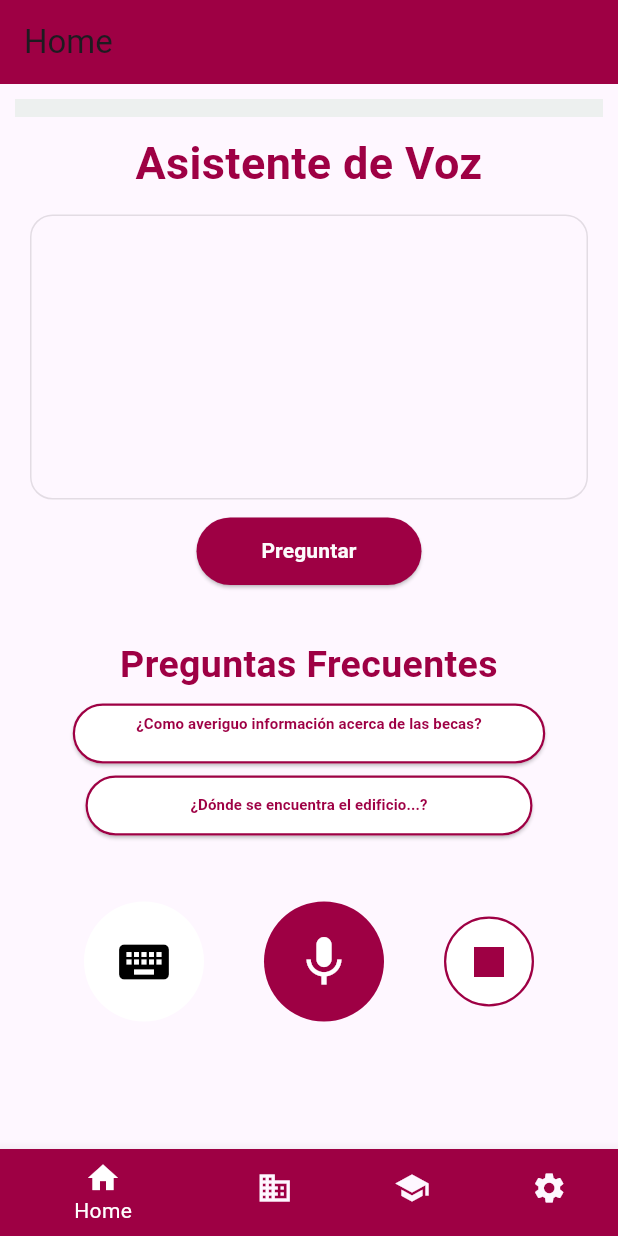
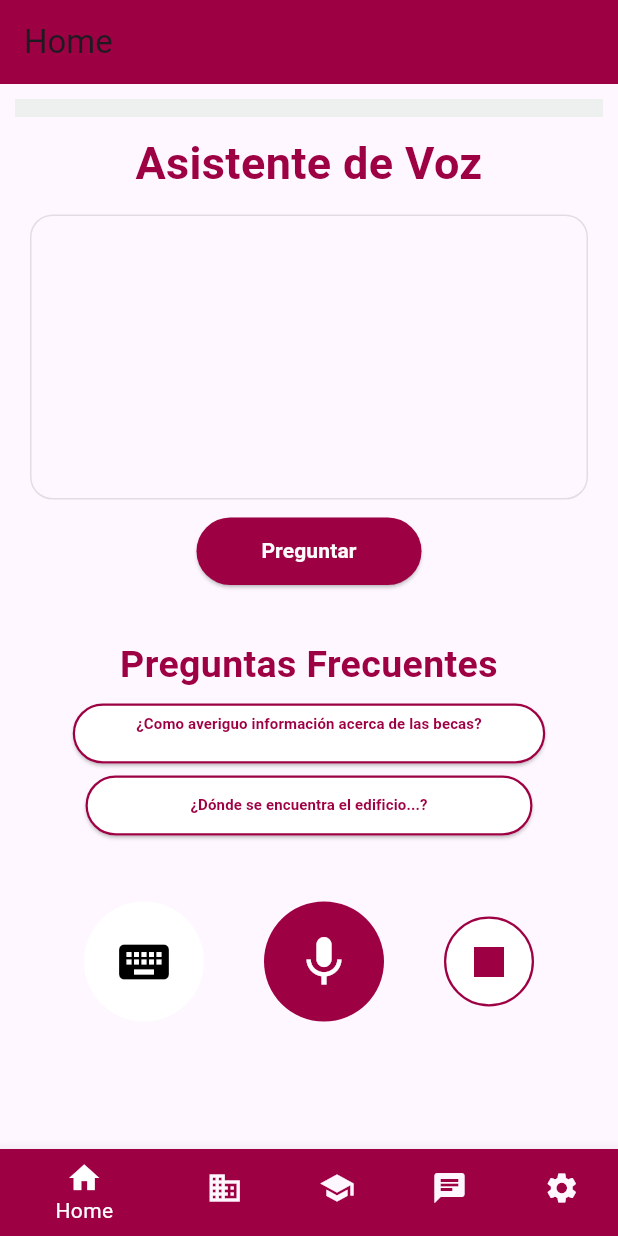
Before and after one commit to Kendal696/A.V-U-V2, a Flutter app: the BottomVisitanteScreen screen opened directly, on a phone screen of 412 x 824 dp. Run offline on Flutter 3.47's test engine with Material 3 defaults, Android fonts, the light colour scheme and no system bars; our stand-ins replace camera, cloud_firestore, firebase_auth, firebase_core, firebase_storage, image_picker and 3 more; missing offline and left inert: flutter_animated_icons, voice_to_text; accounts and stored records are empty; Roboto replaces fonts that are missing (Poppins).

Commit message:
Chat API

```diff
--- a/lib/adminScreens/eventManagement.dart
+++ b/lib/adminScreens/eventManagement.dart
@@ -1,4 +1,4 @@
-// ignore_for_file: file_names, use_build_context_synchronously, unnecessary_null_comparison
+// ignore_for_file: file_names, use_build_context_synchronously, unnecessary_null_comparison, use_rethrow_when_possible, deprecated_member_use
 
 import 'dart:io';
 import 'package:flutter/material.dart';
--- a/lib/screens/bottom.dart
+++ b/lib/screens/bottom.dart
@@ -81,6 +81,7 @@ class _BottomUserScreenState
          Events(),
           // FAQS
           FAQ(),
+
           // Pantalla de configuracion
           Settings(),
         ],
--- a/lib/screens/bottomVisitante.dart
+++ b/lib/screens/bottomVisitante.dart
@@ -1,5 +1,8 @@
 // ignore_for_file: file_names
 
+import 'package:avu/home/home.dart';
+// ignore: unused_import
+import 'package:avu/models/user.dart';
 import 'package:avu/screens/faq.dart';
 import 'package:avu/screens/events.dart';
 
@@ -21,12 +24,17 @@ class BottomVisitante extends StatelessWidget {
 class BottomVisitanteScreen extends StatefulWidget {
   const BottomVisitanteScreen({super.key});
 
+
   @override
   State<BottomVisitanteScreen> createState() => _BottomUserScreenState();
 }
 
 class _BottomUserScreenState extends State<BottomVisitanteScreen> {
   int _selectedIndex = 0;
+
+  get user => null;
+
+
 
   void _onItemTapped(int index) {
     setState(() {
@@ -53,7 +61,12 @@ class _BottomUserScreenState extends State<BottomVisitanteScreen> {
         );
       case 3:
         return AppBar(
-          title: const Text('Settings'),
+          title: const Text('Chat'),
+          backgroundColor: const Color(0xFF9E0044),
+        );
+         case 4:
+        return AppBar(
+          title: const Text('Configuración'),
           backgroundColor: const Color(0xFF9E0044),
         );
       default:
@@ -77,8 +90,11 @@ class _BottomUserScreenState extends State<BottomVisitanteScreen> {
           Events(),
           // FAQS
           FAQ(),
+          //cHAT
+          Homee(),
           // Pantalla de configuracion
-          SettingsVisitante(),
+          SettingsVisitante()
+
         ],
       ),
       bottomNavigationBar: BottomNavigationBar(
@@ -99,6 +115,11 @@ class _BottomUserScreenState extends State<BottomVisitanteScreen> {
             backgroundColor: Color(0xFF9E0044),
           ),
           BottomNavigationBarItem(
+            icon: Icon(Icons.chat),
+            label: 'Chat',
+            backgroundColor: Color(0xFF9E0044),
+          ),
+            BottomNavigationBarItem(
             icon: Icon(Icons.settings),
             label: 'Settings',
             backgroundColor: Color(0xFF9E0044),
--- a/lib/screens/cuenta.dart
+++ b/lib/screens/cuenta.dart
@@ -77,7 +77,7 @@ class _ProfileScreenState extends State<ProfileScreen> {
                     ),
                   ),
                 ),
-                SizedBox(
+                const SizedBox(
                     height: 10), // Agrega otro espacio vertical de 20 puntos
                 SizedBox(
                   width: screenWidth * 0.7,
--- a/lib/screens/home.dart
+++ b/lib/screens/home.dart
@@ -4,6 +4,7 @@ import 'package:flutter/material.dart';
 import 'package:speech_to_text/speech_recognition_result.dart';
 import 'package:speech_to_text/speech_to_text.dart';
 import 'package:flutter_animated_icons/icons8.dart';
+// ignore: depend_on_referenced_packages
 import 'package:lottie/lottie.dart';
 
 class Home extends StatefulWidget {
@@ -14,7 +15,7 @@ class Home extends StatefulWidget {
 }
 
 class _HomeState extends State<Home> with TickerProviderStateMixin {
-  SpeechToText _speechToText = SpeechToText();
+  final SpeechToText _speechToText = SpeechToText();
   late AnimationController _favoriteController;
   bool _speechEnabled = false;
   String _lastWords = '';
@@ -80,7 +81,7 @@ class _HomeState extends State<Home> with TickerProviderStateMixin {
               height: 12,
               color: const Color(0xFFEDF0EF),
             ),
-            SizedBox(
+            const SizedBox(
               height: 20,
             ),
             const SizedBox(
@@ -105,21 +106,21 @@ class _HomeState extends State<Home> with TickerProviderStateMixin {
                 minLines: 5,
                 maxLines: 7,
                 enabled: _canType,
-                style: TextStyle(
+                style: const TextStyle(
                   fontSize: 20,
                 ),
                 decoration: InputDecoration(
-                  contentPadding: EdgeInsets.all(20.0),
+                  contentPadding: const EdgeInsets.all(20.0),
                   border: OutlineInputBorder(
                     borderRadius: BorderRadius.circular(15.0),
-                    borderSide: BorderSide(
+                    borderSide: const BorderSide(
                       color: Colors.black, // Color del borde
                       width: 2.0, // Grosor del borde
                     ),
                   ),
                   focusedBorder: OutlineInputBorder(
                     borderRadius: BorderRadius.circular(15.0),
-                    borderSide: BorderSide(
+                    borderSide: const BorderSide(
                       color: Colors.black87,
                       width: 2.0,
                     ),
@@ -176,14 +177,13 @@ class _HomeState extends State<Home> with TickerProviderStateMixin {
             ElevatedButton(
               onPressed: () {},
               style: ElevatedButton.styleFrom(
-                primary: Colors.white,
-                onPrimary: Color(0xFF9E0044),
-                side: BorderSide(width: 1.50, color: Color(0xFF9E0044)),
+                foregroundColor: const Color(0xFF9E0044), backgroundColor: Colors.white,
+                side: const BorderSide(width: 1.50, color: Color(0xFF9E0044)),
                 shape: RoundedRectangleBorder(
                   borderRadius: BorderRadius.circular(100),
                 ),
               ),
-              child: SizedBox(
+              child: const SizedBox(
                 width: 267,
                 height: 32,
                 child: Text(
@@ -202,14 +202,13 @@ class _HomeState extends State<Home> with TickerProviderStateMixin {
             ElevatedButton(
               onPressed: () {},
               style: ElevatedButton.styleFrom(
-                primary: Colors.white,
-                onPrimary: Color(0xFF9E0044),
-                side: BorderSide(width: 1.50, color: Color(0xFF9E0044)),
+                foregroundColor: const Color(0xFF9E0044), backgroundColor: Colors.white,
+                side: const BorderSide(width: 1.50, color: Color(0xFF9E0044)),
                 shape: RoundedRectangleBorder(
                   borderRadius: BorderRadius.circular(100),
                 ),
               ),
-              child: SizedBox(
+              child: const SizedBox(
                 width: 250,
                 child: Text(
                   '¿Dónde se encuentra el edificio...?',
@@ -224,7 +223,7 @@ class _HomeState extends State<Home> with TickerProviderStateMixin {
                 ),
               ),
             ),
-            SizedBox(
+            const SizedBox(
               height: 20,
             ),
             Row(
@@ -234,12 +233,12 @@ class _HomeState extends State<Home> with TickerProviderStateMixin {
                   margin: const EdgeInsets.all(20.0),
                   width: 80,
                   height: 80,
-                  decoration: BoxDecoration(
+                  decoration: const BoxDecoration(
                     color: Colors.white,
                     shape: BoxShape.circle,
                   ),
                   child: IconButton(
-                    icon: Icon(
+                    icon: const Icon(
                       Icons.keyboard,
                       color: Colors.black,
                       size: 40,
@@ -256,7 +255,7 @@ class _HomeState extends State<Home> with TickerProviderStateMixin {
                   margin: const EdgeInsets.all(20.0),
                   width: 80,
                   height: 80,
-                  decoration: BoxDecoration(
+                  decoration: const BoxDecoration(
                     color: Color(0xFF9E0044),
                     shape: BoxShape.circle,
                   ),
@@ -268,7 +267,7 @@ class _HomeState extends State<Home> with TickerProviderStateMixin {
                             ? Lottie.asset(
                                 Icons8.circles_menu_1_material_filled,
                                 controller: _favoriteController)
-                            : Icon(
+                            : const Icon(
                                 Icons.mic,
                                 color: Colors.white,
                                 size: 40,
@@ -292,11 +291,11 @@ class _HomeState extends State<Home> with TickerProviderStateMixin {
                     shape: BoxShape.circle,
                     border: Border.all(
                       width: 1.50,
-                      color: Color(0xFF9E0044),
+                      color: const Color(0xFF9E0044),
                     ),
                   ),
                   child: IconButton(
-                    icon: Icon(
+                    icon: const Icon(
                       Icons.stop,
                       color: Color(0xFF9E0044),
                       size: 40,
--- a/lib/screens/new_password.dart
+++ b/lib/screens/new_password.dart
@@ -114,7 +114,7 @@ class _NewPasswordState extends State<NewPassword> {
                 border: OutlineInputBorder(
                   borderRadius: BorderRadius.circular(16.0),
                 ),
-                prefixIcon: Icon(Icons.lock),
+                prefixIcon: const Icon(Icons.lock),
               ),
             ),
             const SizedBox(height: 20),
@@ -126,7 +126,7 @@ class _NewPasswordState extends State<NewPassword> {
                 border: OutlineInputBorder(
                   borderRadius: BorderRadius.circular(16.0),
                 ),
-                prefixIcon: Icon(Icons.lock),
+                prefixIcon: const Icon(Icons.lock),
               ),
             ),
             const SizedBox(height: 20),
@@ -137,7 +137,7 @@ class _NewPasswordState extends State<NewPassword> {
                 shape: RoundedRectangleBorder(
                   borderRadius: BorderRadius.circular(50),
                 ),
-                minimumSize: Size(350,
+                minimumSize: const Size(350,
                     40), // Set the minimum width to the full width of the parent
                 padding: EdgeInsets.zero, // Remove any padding
               ),
--- a/lib/screens/password.dart
+++ b/lib/screens/password.dart
@@ -112,7 +112,7 @@ class _ResetPasswordScreenState extends State<ResetPasswordScreen> {
                         fontSize: screenWidth *
                             0.04, // Ajusta el tamaño de la fuente según sea necesario
                         fontFamily: 'Poppins',
-                        color: Color(0xFF000000),
+                        color: const Color(0xFF000000),
                       ),
                     ),
                   ),
@@ -132,9 +132,9 @@ class _ResetPasswordScreenState extends State<ResetPasswordScreen> {
                         border: OutlineInputBorder(
                           borderRadius: BorderRadius.circular(15.0),
                         ),
-                        prefixIcon: Icon(
+                        prefixIcon: const Icon(
                           Icons.email,
-                          color: const Color(0xFF000000),
+                          color: Color(0xFF000000),
                         ),
                       ),
                       style: TextStyle(
--- a/pubspec.yaml
+++ b/pubspec.yaml
@@ -12,10 +12,12 @@ dependencies:
   firebase_core: ^2.19.0
   camera: ^0.10.5+5
   image_picker: ^1.0.4
-  intl: ^0.17.0
+  intl: ^0.18.1
   firebase_storage: ^11.5.2
   url_launcher: ^6.2.1
   url_launcher_android: ^6.2.0
+  loading_animation_widget: ^1.2.0+4
+  voice_to_text: ^1.0.3
 
   flutter:
     sdk: flutter
```
Also changed, not shown: lib/api/question_client.dart (added, +27 -0 lines), lib/helpers/navigate.dart (added, +18 -0 lines), lib/home/home.dart (added, +255 -0 lines), lib/home/widgets/load.dart (added, +38 -0 lines), lib/models/question.dart (added, +13 -0 lines), lib/models/user.dart (added, +22 -0 lines), lib/screens/log_in.dart (+4 -4 lines), lib/screens/settings.dart (+7 -7 lines), lib/screens/sign_up.dart (+4 -4 lines), lib/screens/welcome.dart (+25 -13 lines), pubspec.lock.
